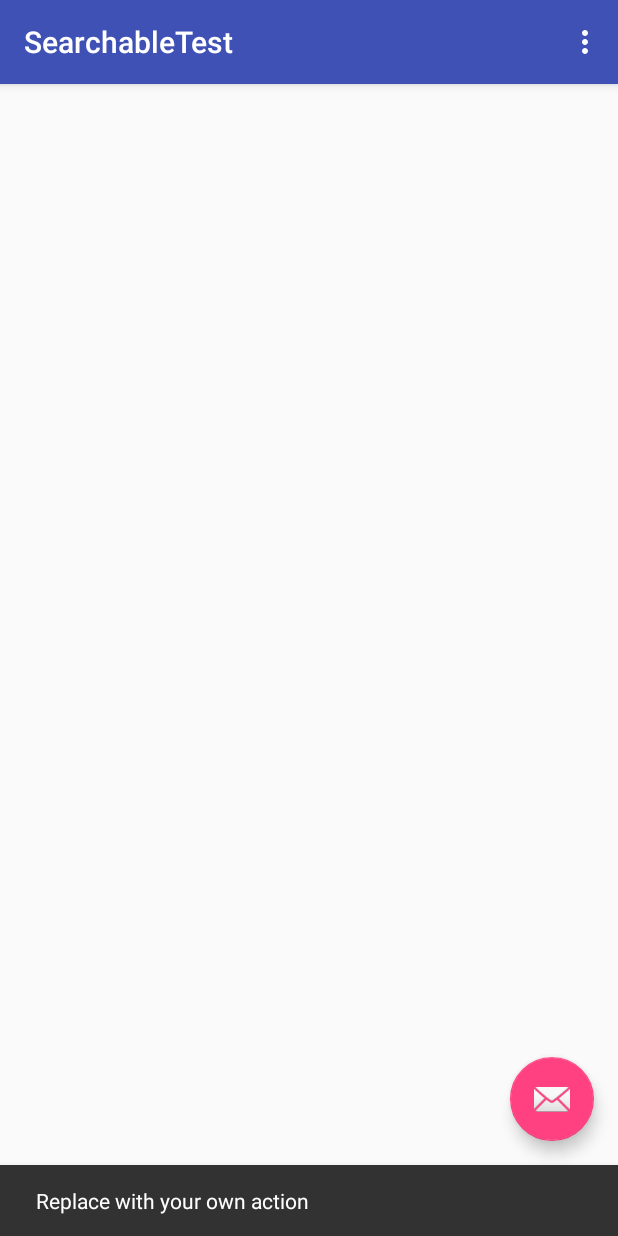
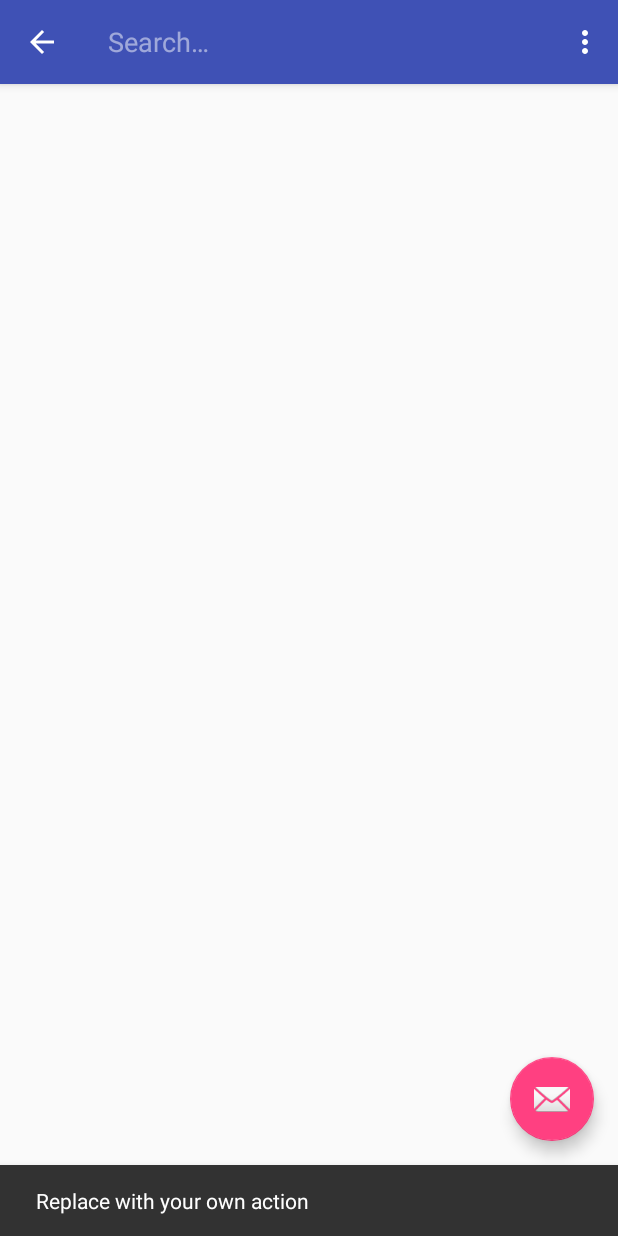
Before and after one commit to rcdvl/SearchableTest, an Android app: the screen it shows after launch (MainActivity), after a tap on an icon or button, on a phone screen of 412 x 824 dp. Run offline under Robolectric (Android 15) with nearby library versions, the phone set to English and light mode, and no system bars; libraries missing offline, so code that uses them is left out: com.activeandroid, com.activeandroid.content; 2 statements that could not run were skipped; 1 other tap on this screen came first.

Commit message:
Add search widget within MainActivity

```diff
--- a/app/src/main/java/com/rcdvl/example/searchabletest/MainActivity.java
+++ b/app/src/main/java/com/rcdvl/example/searchabletest/MainActivity.java
@@ -4,6 +4,9 @@ import com.activeandroid.content.ContentProvider;
 import com.rcdvl.example.searchabletest.model.Author;
 import com.rcdvl.example.searchabletest.model.Book;
 
+import android.app.SearchManager;
+import android.content.Context;
+import android.content.Intent;
 import android.database.Cursor;
 import android.os.Bundle;
 import android.support.design.widget.FloatingActionButton;
@@ -11,19 +14,27 @@ import android.support.design.widget.Snackbar;
 import android.support.v4.app.LoaderManager.LoaderCallbacks;
 import android.support.v4.content.CursorLoader;
 import android.support.v4.content.Loader;
-import android.support.v4.widget.SimpleCursorAdapter;
+import android.support.v4.view.MenuItemCompat;
 import android.support.v7.app.AppCompatActivity;
 import android.support.v7.widget.LinearLayoutManager;
 import android.support.v7.widget.RecyclerView;
+import android.support.v7.widget.SearchView;
 import android.support.v7.widget.Toolbar;
+import android.text.SpannableString;
+import android.text.style.StyleSpan;
 import android.view.Menu;
 import android.view.MenuItem;
 import android.view.View;
+import android.view.View.OnClickListener;
+import android.widget.TextView;
 
 public class MainActivity extends AppCompatActivity implements LoaderCallbacks<Cursor> {
 
+    private static final String PARAM_QUERY_STRING = "query-string";
     private RecyclerView mRecyclerView;
     private MyAdapter mAdapter;
+    private TextView mSearchQueryText;
+    private TextView mClearSearchButton;
 
     @Override
     protected void onCreate(Bundle savedInstanceState) {
@@ -46,6 +57,17 @@ public class MainActivity extends AppCompatActivity implements LoaderCallbacks<C
         mRecyclerView.setHasFixedSize(true);
         mRecyclerView.setLayoutManager(new LinearLayoutManager(this));
 
+        mSearchQueryText = (TextView)findViewById(R.id.search_query_text);
+        mClearSearchButton = (TextView)findViewById(R.id.btn_clear_search);
+
+        mClearSearchButton.setOnClickListener(new OnClickListener() {
+            @Override
+            public void onClick(View view) {
+                setQueryTextVisibility(View.GONE);
+                getSupportLoaderManager().restartLoader(0, null, MainActivity.this);
+            }
+        });
+
         getSupportLoaderManager().initLoader(0, null, this);
     }
 
@@ -53,6 +75,11 @@ public class MainActivity extends AppCompatActivity implements LoaderCallbacks<C
     public boolean onCreateOptionsMenu(Menu menu) {
         // Inflate the menu; this adds items to the action bar if it is present.
         getMenuInflater().inflate(R.menu.menu_main, menu);
+
+        SearchManager searchManager = (SearchManager)getSystemService(Context.SEARCH_SERVICE);
+        SearchView searchView = (SearchView)MenuItemCompat
+                .getActionView(menu.findItem(R.id.action_search));
+        searchView.setSearchableInfo(searchManager.getSearchableInfo(getComponentName()));
         return true;
     }
 
@@ -69,6 +96,41 @@ public class MainActivity extends AppCompatActivity implements LoaderCallbacks<C
         }
 
         return super.onOptionsItemSelected(item);
+    }
+
+    @Override
+    protected void onNewIntent(Intent intent) {
+        handleIntent(intent);
+    }
+
+    private void handleIntent(Intent intent) {
+        if (Intent.ACTION_SEARCH.equals(intent.getAction())) {
+            String query = intent.getStringExtra(SearchManager.QUERY);
+
+            setQueryTextVisibility(View.VISIBLE);
+
+            CharSequence text = getString(R.string.search_query_text);
+            SpannableString spannablecontent = new SpannableString(text + query);
+            spannablecontent
+                    .setSpan(new StyleSpan(android.graphics.Typeface.BOLD_ITALIC), text.length(),
+                            spannablecontent.length(), 0);
+            mSearchQueryText.setText(spannablecontent);
+
+            Bundle args = new Bundle();
+            args.putString(PARAM_QUERY_STRING, query);
+
+            getSupportLoaderManager().restartLoader(0, args, this);
+        }
+
+    }
+
+    private void setQueryTextVisibility(int visibility) {
+        mSearchQueryText.setVisibility(visibility);
+        mClearSearchButton.setVisibility(visibility);
+
+        if (visibility == View.GONE) {
+            getSupportActionBar().collapseActionView();
+        }
     }
 
     private void createBooksAndAuthors() {
@@ -110,6 +172,12 @@ public class MainActivity extends AppCompatActivity implements LoaderCallbacks<C
 
     @Override
     public Loader<Cursor> onCreateLoader(int i, Bundle bundle) {
+        if (bundle != null && bundle.containsKey(PARAM_QUERY_STRING)) {
+            String where = "name like '%" + bundle.getString(PARAM_QUERY_STRING) + "%'";
+            return new CursorLoader(MainActivity.this, ContentProvider.createUri(Book.class, null),
+                    null, where, null, null);
+        }
+
         return new CursorLoader(MainActivity.this, ContentProvider.createUri(Book.class, null),
                 null, null, null, null);
 
--- a/app/src/main/res/layout/content_main.xml
+++ b/app/src/main/res/layout/content_main.xml
@@ -1,21 +1,43 @@
 <?xml version="1.0" encoding="utf-8"?>
 <RelativeLayout
     xmlns:android="http://schemas.android.com/apk/res/android"
+    xmlns:app="http://schemas.android.com/apk/res-auto"
     xmlns:tools="http://schemas.android.com/tools"
-    xmlns:app="http://schemas.android.com/apk/res-auto"
     android:layout_width="match_parent"
     android:layout_height="match_parent"
+    android:paddingBottom="@dimen/activity_vertical_margin"
     android:paddingLeft="@dimen/activity_horizontal_margin"
     android:paddingRight="@dimen/activity_horizontal_margin"
     android:paddingTop="@dimen/activity_vertical_margin"
-    android:paddingBottom="@dimen/activity_vertical_margin"
     app:layout_behavior="@string/appbar_scrolling_view_behavior"
-    tools:showIn="@layout/activity_main"
-    tools:context=".MainActivity">
+    tools:context=".MainActivity"
+    tools:showIn="@layout/activity_main">
+
+    <TextView
+        android:id="@+id/search_query_text"
+        android:layout_width="wrap_content"
+        android:layout_height="wrap_content"
+        android:text="@string/search_query_text"
+        android:visibility="gone"/>
+
+    <TextView
+        android:id="@+id/btn_clear_search"
+        android:layout_width="wrap_content"
+        android:layout_height="wrap_content"
+        android:layout_alignParentEnd="true"
+        android:layout_alignParentRight="true"
+        android:layout_toEndOf="@id/search_query_text"
+        android:layout_toRightOf="@id/search_query_text"
+        android:background="@null"
+        android:gravity="end"
+        android:text="@string/search_query_clear"
+        android:textStyle="bold"
+        android:visibility="gone"/>
 
     <android.support.v7.widget.RecyclerView
         android:id="@+id/my_recycler_view"
-        android:scrollbars="vertical"
         android:layout_width="match_parent"
-        android:layout_height="match_parent"/>
+        android:layout_height="match_parent"
+        android:layout_below="@id/search_query_text"
+        android:scrollbars="vertical"/>
 </RelativeLayout>
--- a/app/src/main/res/menu/menu_main.xml
+++ b/app/src/main/res/menu/menu_main.xml
@@ -2,8 +2,16 @@
       xmlns:app="http://schemas.android.com/apk/res-auto"
       xmlns:tools="http://schemas.android.com/tools"
       tools:context=".MainActivity">
-    <item android:id="@+id/action_settings"
-          android:title="@string/action_settings"
-          android:orderInCategory="100"
-          app:showAsAction="never"/>
+    <item
+        android:id="@+id/action_search"
+        android:icon="@drawable/ic_action_search"
+        android:title="@string/action_search"
+        app:actionViewClass="android.support.v7.widget.SearchView"
+        app:showAsAction="collapseActionView|ifRoom"/>
+
+    <item
+        android:id="@+id/action_settings"
+        android:orderInCategory="100"
+        android:title="@string/action_settings"
+        app:showAsAction="never"/>
 </menu>
--- a/app/src/main/res/values/strings.xml
+++ b/app/src/main/res/values/strings.xml
@@ -2,4 +2,9 @@
     <string name="app_name">SearchableTest</string>
     <string name="action_settings">Settings</string>
     <string name="searchable_test_db_name">SearchableTest.db</string>
+    <string name="search_label">SearchableTest</string>
+    <string name="search_hint">Search books</string>
+    <string name="action_search">Search</string>
+    <string name="search_query_text">You searched for\u0020</string>
+    <string name="search_query_clear">Clear search</string>
 </resources>
--- /dev/null
+++ b/app/src/main/res/xml/searchable.xml
@@ -0,0 +1,6 @@
+<?xml version="1.0" encoding="utf-8"?>
+<searchable xmlns:android="http://schemas.android.com/apk/res/android"
+            android:label="@string/search_label"
+            android:hint="@string/search_hint"
+            android:voiceSearchMode="showVoiceSearchButton|launchRecognizer" >
+</searchable>
```
Also changed, not shown: app/src/main/AndroidManifest.xml (+8 -0 lines), app/src/main/res/drawable-hdpi/ic_action_search.png (added), app/src/main/res/drawable-mdpi/ic_action_search.png (added), app/src/main/res/drawable-xhdpi/ic_action_search.png (added), app/src/main/res/drawable-xxhdpi/ic_action_search.png (added), app/src/main/res/drawable-xxxhdpi/ic_action_search.png (added).
